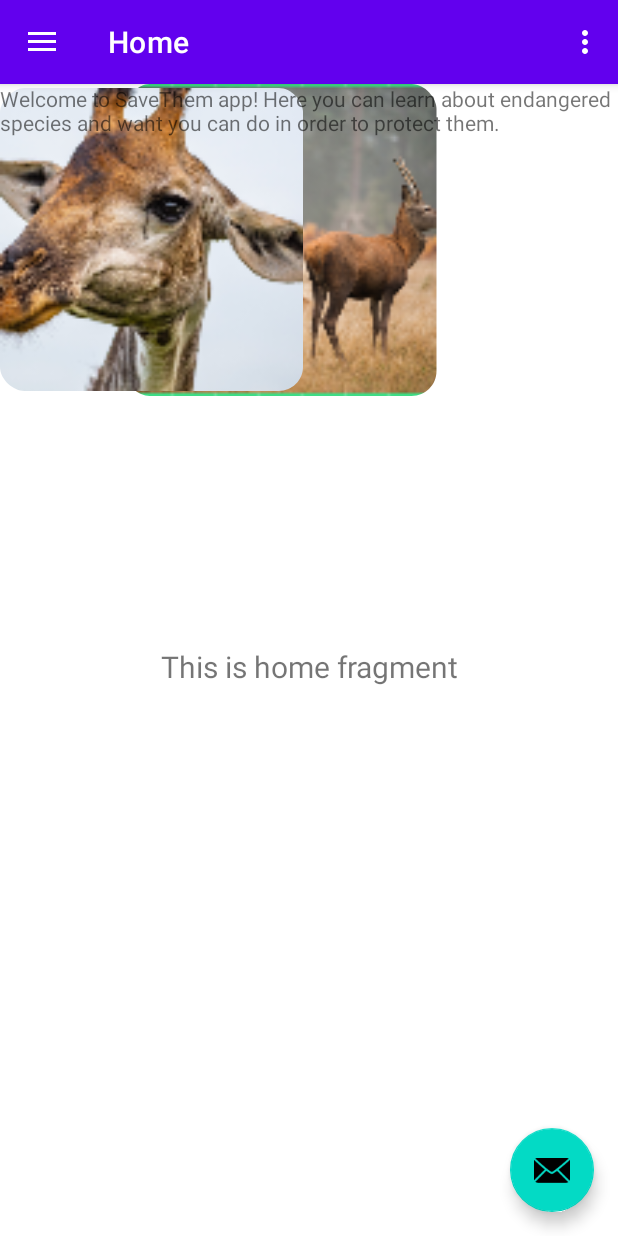
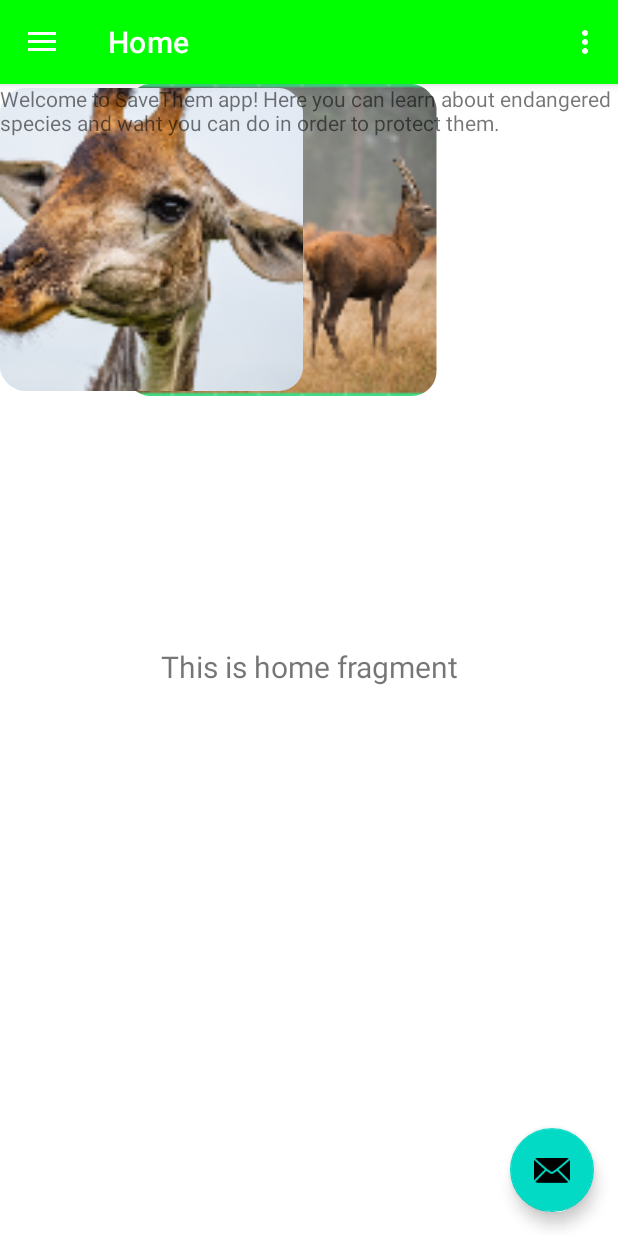
Before and after one commit to CPP-Bot-78/Software-Engineering, an Android app: the screen it shows after launch (MainActivity), on a phone screen of 412 x 824 dp. Run offline under Robolectric (Android 15) with nearby library versions, the phone set to English and light mode, and no system bars; our stand-ins replace navigation-ui.

Commit message:
colors change

```diff
--- a/SaveThem/app/src/main/res/values/colors.xml
+++ b/SaveThem/app/src/main/res/values/colors.xml
@@ -6,5 +6,6 @@
     <color name="teal_200">#FF03DAC5</color>
     <color name="teal_700">#FF018786</color>
     <color name="black">#FF000000</color>
+    <color name="green">#00FF00</color>
     <color name="white">#FFFFFFFF</color>
 </resources>
--- a/SaveThem/app/src/main/res/values/themes.xml
+++ b/SaveThem/app/src/main/res/values/themes.xml
@@ -2,8 +2,8 @@
     <!-- Base application theme. -->
     <style name="Theme.SaveThem" parent="Theme.MaterialComponents.DayNight.DarkActionBar">
         <!-- Primary brand color. -->
-        <item name="colorPrimary">@color/purple_500</item>
-        <item name="colorPrimaryVariant">@color/purple_700</item>
+        <item name="colorPrimary">@color/green</item>
+        <item name="colorPrimaryVariant">@color/green</item>
         <item name="colorOnPrimary">@color/white</item>
         <!-- Secondary brand color. -->
         <item name="colorSecondary">@color/teal_200</item>
```
